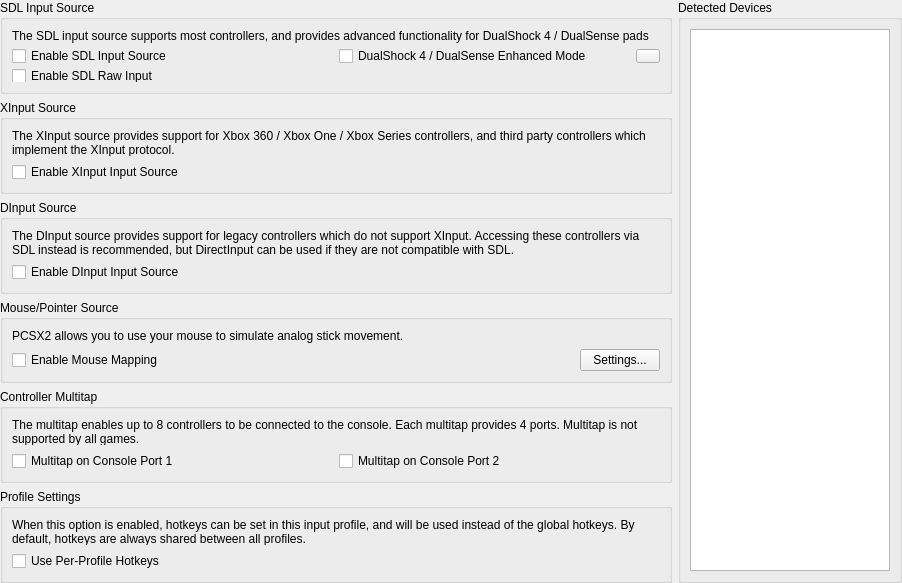
Above: pcsx2-qt/Settings/ControllerGlobalSettingsWidget.ui from PCSX2/pcsx2 before the change. Below: the same form after it.
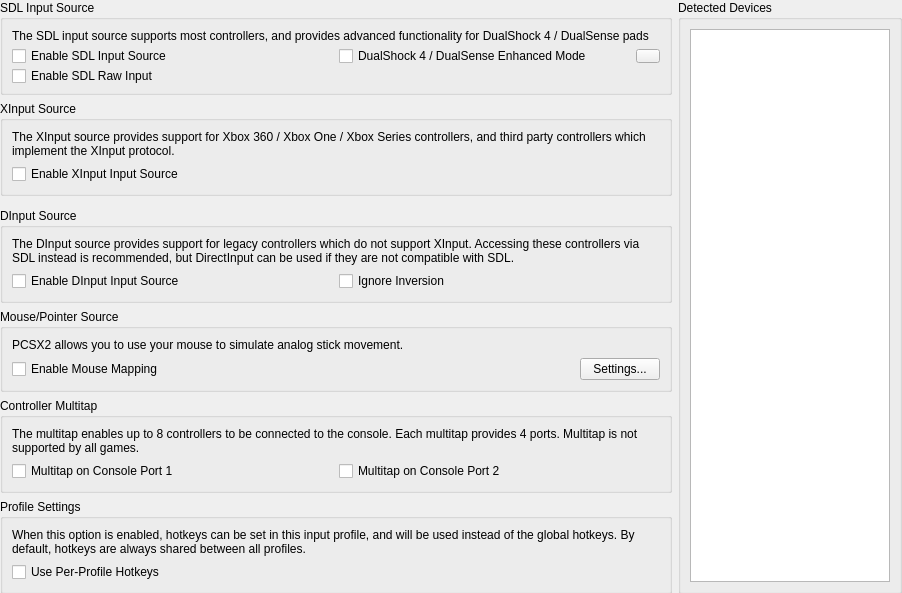
That is the form after the change. Icons and pictures are not drawn.

Commit message: DInput: Add option to ignore inversion flag

What changed in the file:
```diff
--- a/pcsx2-qt/Settings/ControllerGlobalSettingsWidget.ui
+++ b/pcsx2-qt/Settings/ControllerGlobalSettingsWidget.ui
@@ -7,7 +7,7 @@
     <x>0</x>
     <y>0</y>
     <width>902</width>
-    <height>583</height>
+    <height>593</height>
    </rect>
   </property>
   <layout class="QGridLayout" name="mainLayout" columnstretch="1,0">
@@ -23,7 +23,89 @@
    <property name="bottomMargin">
     <number>0</number>
    </property>
+   <item row="7" column="0">
+    <spacer name="verticalSpacer">
+     <property name="orientation">
+      <enum>Qt::Vertical</enum>
+     </property>
+     <property name="sizeHint" stdset="0">
+      <size>
+       <width>20</width>
+       <height>45</height>
+      </size>
+     </property>
+    </spacer>
+   </item>
    <item row="5" column="0">
+    <widget class="QGroupBox" name="multitapGroup">
+     <property name="title">
+      <string>Controller Multitap</string>
+     </property>
+     <layout class="QGridLayout" name="gridLayout_4">
+      <item row="1" column="0">
+       <widget class="QCheckBox" name="multitapPort1">
+        <property name="text">
+         <string>Multitap on Console Port 1</string>
+        </property>
+       </widget>
+      </item>
+      <item row="1" column="1">
+       <widget class="QCheckBox" name="multitapPort2">
+        <property name="text">
+         <string>Multitap on Console Port 2</string>
+        </property>
+       </widget>
+      </item>
+      <item row="0" column="0" colspan="2">
+       <widget class="QLabel" name="label">
+        <property name="text">
+         <string>The multitap enables up to 8 controllers to be connected to the console. Each multitap provides 4 ports. Multitap is not supported by all games.</string>
+        </property>
+        <property name="wordWrap">
+         <bool>true</bool>
+        </property>
+       </widget>
+      </item>
+     </layout>
+    </widget>
+   </item>
+   <item row="3" column="0">
+    <widget class="QGroupBox" name="dinputGroup">
+     <property name="title">
+      <string>DInput Source</string>
+     </property>
+     <layout class="QGridLayout" name="gridLayout_6">
+      <item row="2" column="0">
+       <widget class="QCheckBox" name="enableDInputSource">
+        <property name="text">
+         <string>Enable DInput Input Source</string>
+        </property>
+       </widget>
+      </item>
+      <item row="2" column="1">
+       <widget class="QCheckBox" name="ignoreDInputInversion">
+        <property name="toolTip">
+         <string>&lt;html&gt;&lt;head/&gt;&lt;body&gt;&lt;p&gt;Some third party controllers incorrectly flag their analog sticks as inverted on the positive component, but not negative.&lt;/p&gt;&lt;p&gt;As a result, the analog stick will be &amp;quot;stuck on&amp;quot; even while resting at neutral position. &lt;/p&gt;&lt;p&gt;Enabling this setting will tell PCSX2 to ignore inversion flags when creating mappings, allowing such controllers to function normally.&lt;/p&gt;&lt;/body&gt;&lt;/html&gt;</string>
+        </property>
+        <property name="text">
+         <string>Ignore Inversion</string>
+        </property>
+       </widget>
+      </item>
+      <item row="1" column="0" colspan="2">
+       <widget class="QLabel" name="label_9">
+        <property name="text">
+         <string>The DInput source provides support for legacy controllers which do not support XInput. Accessing these controllers via SDL instead is recommended, but DirectInput can be used if they are not compatible with SDL.</string>
+        </property>
+        <property name="wordWrap">
+         <bool>true</bool>
+        </property>
+       </widget>
+      </item>
+     </layout>
+    </widget>
+   </item>
+   <item row="6" column="0">
     <widget class="QGroupBox" name="profileSettings">
      <property name="title">
       <string>Profile Settings</string>
@@ -104,18 +186,45 @@
      </layout>
     </widget>
    </item>
-   <item row="6" column="0">
-    <spacer name="verticalSpacer">
-     <property name="orientation">
-      <enum>Qt::Vertical</enum>
+   <item row="4" column="0">
+    <widget class="QGroupBox" name="mouseGroup">
+     <property name="title">
+      <string>Mouse/Pointer Source</string>
      </property>
-     <property name="sizeHint" stdset="0">
-      <size>
-       <width>20</width>
-       <height>45</height>
-      </size>
-     </property>
-    </spacer>
+     <layout class="QFormLayout" name="formLayout">
+      <item row="0" column="0" colspan="2">
+       <widget class="QLabel" name="label_7">
+        <property name="text">
+         <string>PCSX2 allows you to use your mouse to simulate analog stick movement.</string>
+        </property>
+        <property name="wordWrap">
+         <bool>true</bool>
+        </property>
+       </widget>
+      </item>
+      <item row="1" column="0" colspan="2">
+       <layout class="QHBoxLayout" name="horizontalLayout_3" stretch="1,0">
+        <item>
+         <widget class="QCheckBox" name="enableMouseMapping">
+          <property name="text">
+           <string>Enable Mouse Mapping</string>
+          </property>
+         </widget>
+        </item>
+        <item>
+         <widget class="QPushButton" name="mouseSettings">
+          <property name="toolTip">
+           <string>Controller LED Settings</string>
+          </property>
+          <property name="text">
+           <string>Settings...</string>
+          </property>
+         </widget>
+        </item>
+       </layout>
+      </item>
+     </layout>
+    </widget>
    </item>
    <item row="1" column="0">
     <widget class="QGroupBox" name="xinputGroup">
@@ -143,40 +252,7 @@
      </layout>
     </widget>
    </item>
-   <item row="4" column="0">
-    <widget class="QGroupBox" name="multitapGroup">
-     <property name="title">
-      <string>Controller Multitap</string>
-     </property>
-     <layout class="QGridLayout" name="gridLayout_4">
-      <item row="0" column="0" colspan="2">
-       <widget class="QLabel" name="label">
-        <property name="text">
-         <string>The multitap enables up to 8 controllers to be connected to the console. Each multitap provides 4 ports. Multitap is not supported by all games.</string>
-        </property>
-        <property name="wordWrap">
-         <bool>true</bool>
-        </property>
-       </widget>
-      </item>
-      <item row="1" column="0">
-       <widget class="QCheckBox" name="multitapPort1">
-        <property name="text">
-         <string>Multitap on Console Port 1</string>
-        </property>
-       </widget>
-      </item>
-      <item row="1" column="1">
-       <widget class="QCheckBox" name="multitapPort2">
-        <property name="text">
-         <string>Multitap on Console Port 2</string>
-        </property>
-       </widget>
-      </item>
-     </layout>
-    </widget>
-   </item>
-   <item row="0" column="1" rowspan="7">
+   <item row="0" column="1" rowspan="8">
     <widget class="QGroupBox" name="groupBox_3">
      <property name="title">
       <string>Detected Devices</string>
@@ -201,72 +277,6 @@
      </layout>
     </widget>
    </item>
-   <item row="2" column="0">
-    <widget class="QGroupBox" name="dinputGroup">
-     <property name="title">
-      <string>DInput Source</string>
-     </property>
-     <layout class="QGridLayout" name="gridLayout_6">
-      <item row="0" column="0">
-       <widget class="QLabel" name="label_9">
-        <property name="text">
-         <string>The DInput source provides support for legacy controllers which do not support XInput. Accessing these controllers via SDL instead is recommended, but DirectInput can be used if they are not compatible with SDL.</string>
-        </property>
-        <property name="wordWrap">
-         <bool>true</bool>
-        </property>
-       </widget>
-      </item>
-      <item row="1" column="0">
-       <widget class="QCheckBox" name="enableDInputSource">
-        <property name="text">
-         <string>Enable DInput Input Source</string>
-        </property>
-       </widget>
-      </item>
-     </layout>
-    </widget>
-   </item>
-   <item row="3" column="0">
-    <widget class="QGroupBox" name="mouseGroup">
-     <property name="title">
-      <string>Mouse/Pointer Source</string>
-     </property>
-     <layout class="QFormLayout" name="formLayout">
-      <item row="0" column="0" colspan="2">
-       <widget class="QLabel" name="label_7">
-        <property name="text">
-         <string>PCSX2 allows you to use your mouse to simulate analog stick movement.</string>
-        </property>
-        <property name="wordWrap">
-         <bool>true</bool>
-        </property>
-       </widget>
-      </item>
-      <item row="1" column="0" colspan="2">
-       <layout class="QHBoxLayout" name="horizontalLayout_3" stretch="1,0">
-        <item>
-         <widget class="QCheckBox" name="enableMouseMapping">
-          <property name="text">
-           <string>Enable Mouse Mapping</string>
-          </property>
-         </widget>
-        </item>
-        <item>
-         <widget class="QPushButton" name="mouseSettings">
-          <property name="toolTip">
-           <string>Controller LED Settings</string>
-          </property>
-          <property name="text">
-           <string>Settings...</string>
-          </property>
-         </widget>
-        </item>
-       </layout>
-      </item>
-     </layout>
-    </widget>
-   </item>
   </layout>
  </widget>
  <resources/>
```
The commit also changes 3 other files.
